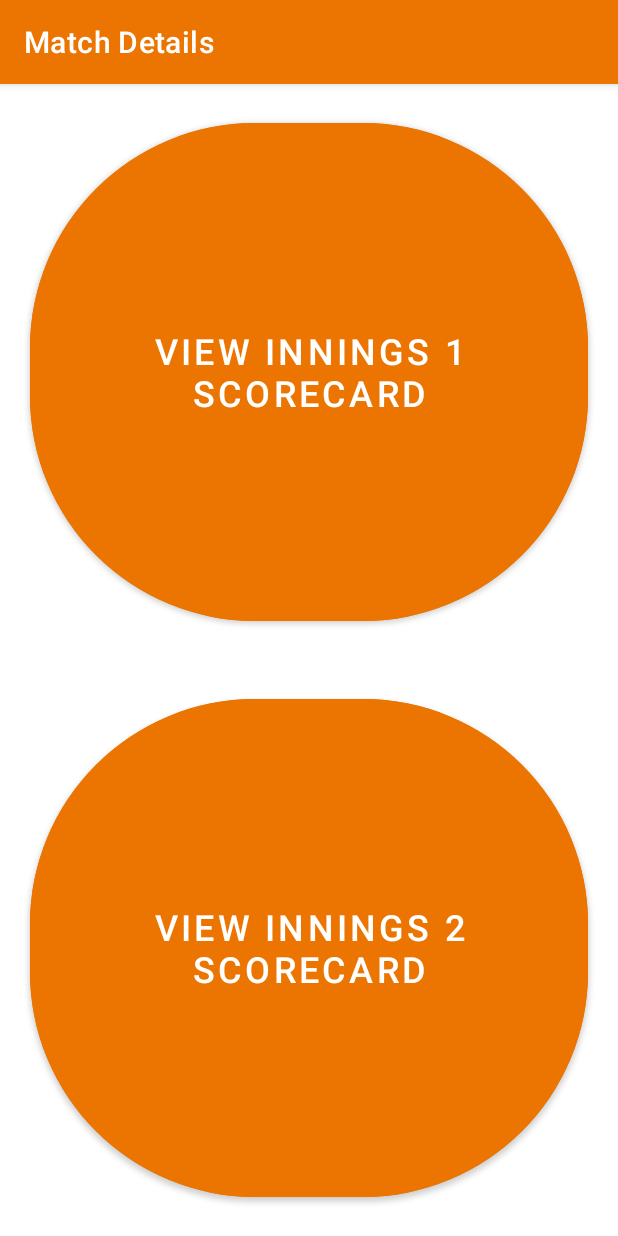
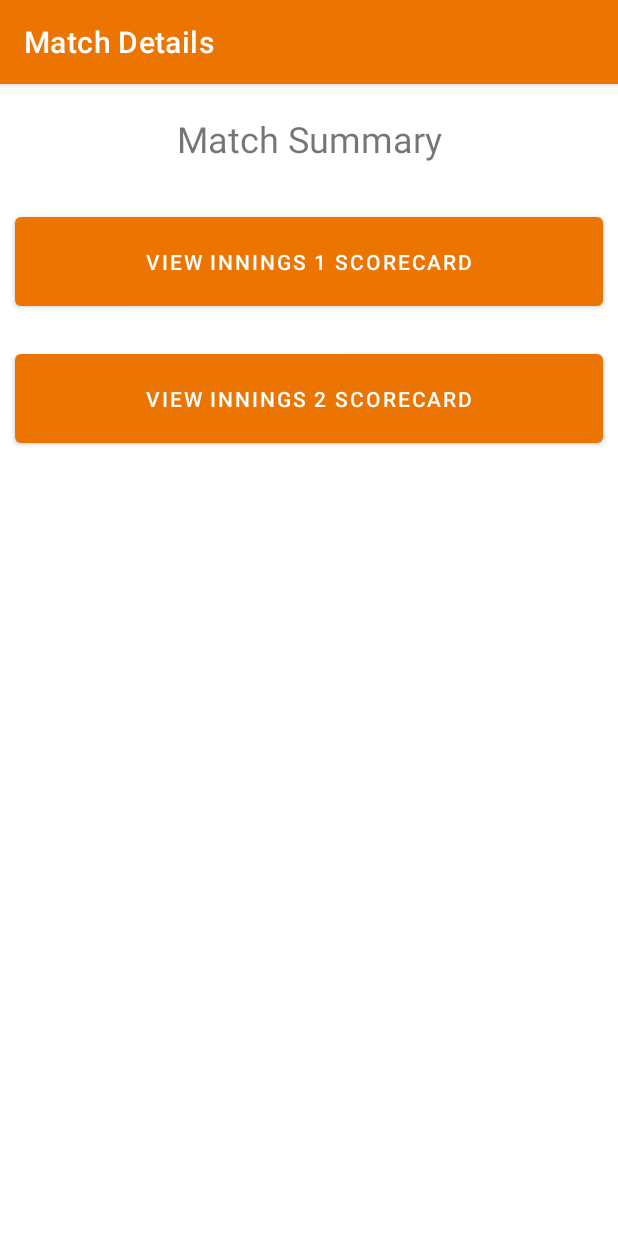
Before and after one commit to sarthak-nik/CTMSnew, an Android app: the MatchDetails screen opened directly, with no data from a screen before it, on a phone screen of 412 x 824 dp. Run offline under Robolectric (Android 15) with nearby library versions, the phone set to English and light mode, and no system bars.

Commit message:
UI Updates

```diff
--- a/app/src/main/res/layout/activity_match_details.xml
+++ b/app/src/main/res/layout/activity_match_details.xml
@@ -7,33 +7,42 @@
     tools:context=".MatchDetails">
 
     <LinearLayout
-        android:layout_width="match_parent"
-        android:layout_height="match_parent"
-        android:backgroundTint="@android:color/darker_gray"
-        android:orientation="vertical">
+        android:id="@+id/linearLayout2"
+        android:layout_width="0dp"
+        android:layout_height="0dp"
+        android:orientation="vertical"
+        app:layout_constraintBottom_toBottomOf="parent"
+        app:layout_constraintEnd_toEndOf="parent"
+        app:layout_constraintStart_toStartOf="parent"
+        app:layout_constraintTop_toTopOf="parent">
+
+        <TextView
+            android:id="@+id/textView2"
+            android:layout_width="match_parent"
+            android:layout_height="wrap_content"
+            android:gravity="center_horizontal"
+            android:padding="20dp"
+            android:text="Match Summary"
+            android:textSize="24sp" />
 
         <Button
             android:id="@+id/innings1"
             android:layout_width="match_parent"
-            android:layout_height="match_parent"
-            android:layout_margin="20dp"
-            android:layout_weight="1"
-            android:backgroundTint="@color/purple_500"
+            android:layout_height="wrap_content"
+            android:layout_margin="10dp"
+            android:padding="20dp"
             android:text="View Innings 1 Scorecard"
-            android:textSize="24sp"
-            app:cornerRadius="150dp"
+            android:textSize="14sp"
             tools:ignore="TextContrastCheck" />
 
         <Button
             android:id="@+id/innings2"
             android:layout_width="match_parent"
-            android:layout_height="match_parent"
-            android:layout_margin="20dp"
-            android:layout_weight="1"
-            android:backgroundTint="@color/purple_500"
+            android:layout_height="wrap_content"
+            android:layout_margin="10dp"
+            android:padding="20dp"
             android:text="View Innings 2 Scorecard"
-            android:textSize="24sp"
-            app:cornerRadius="150dp"
+            android:textSize="14sp"
             tools:ignore="TextContrastCheck" />
     </LinearLayout>
 
```
Also changed, not shown: app/src/main/res/layout/activity_top_fives.xml (+30 -12 lines).
